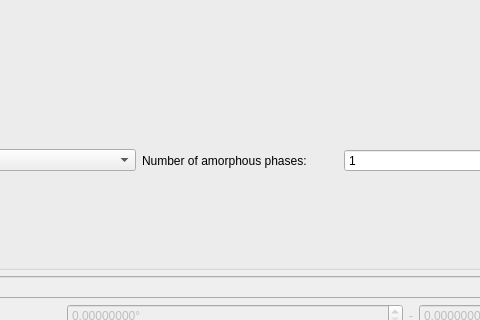
Old version of the form hexrdgui/resources/ui/wppf_options_dialog.ui in the repository HEXRD/hexrdgui; both pictures show x 285 to 765 and y 242 to 562 of the 1050 by 1000 pixel window.
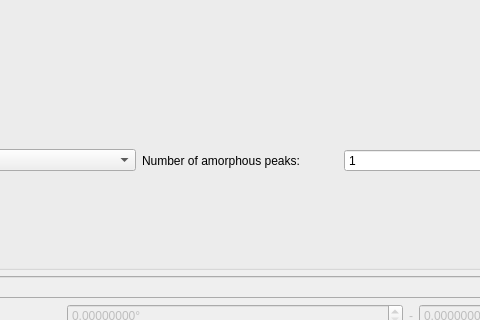
New version of the form. Icons and pictures are not drawn. Custom widgets are drawn as their Qt base class.

Commit message:
Rename amorphous "phases" to "peaks"
This also makes the default peaks be spaced out by 25 in two theta,
rather than lying directly on top of one another.

Patch:
```diff
--- a/hexrdgui/resources/ui/wppf_options_dialog.ui
+++ b/hexrdgui/resources/ui/wppf_options_dialog.ui
@@ -379,7 +379,7 @@
         <item>
          <widget class="QLabel" name="num_amorphous_phases_label">
           <property name="text">
-           <string>Number of amorphous phases:</string>
+           <string>Number of amorphous peaks:</string>
           </property>
          </widget>
         </item>
```
Left out of the diff: 6 changed lines with no effect on the pictures. The commit also changes 1 other file.
